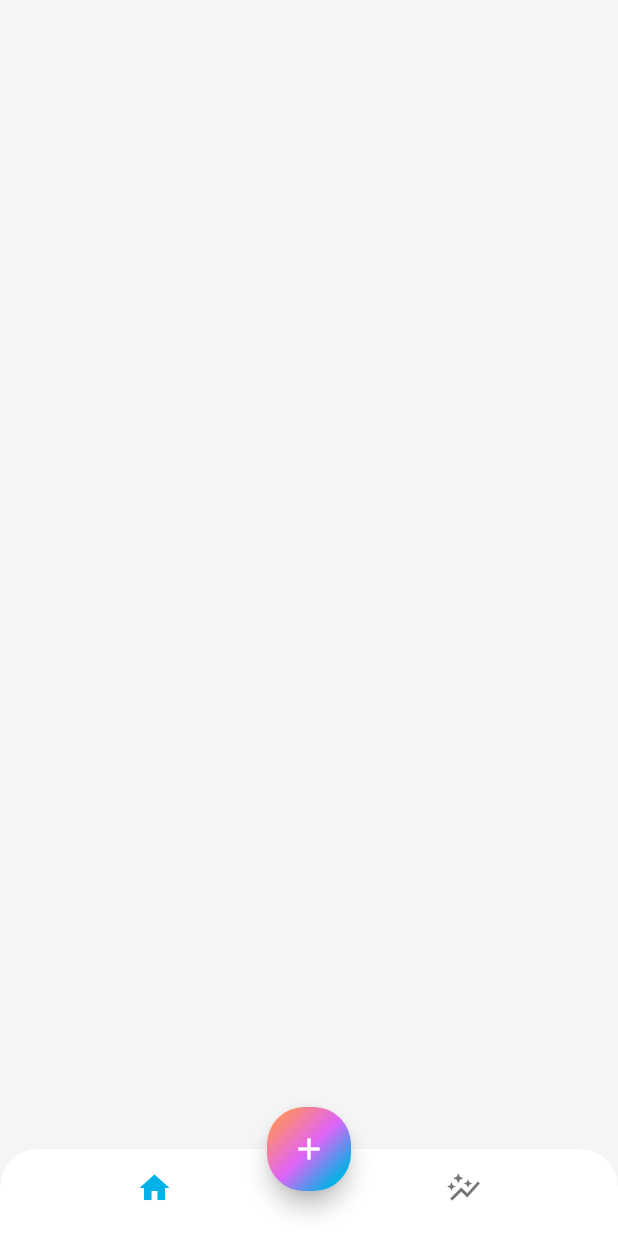
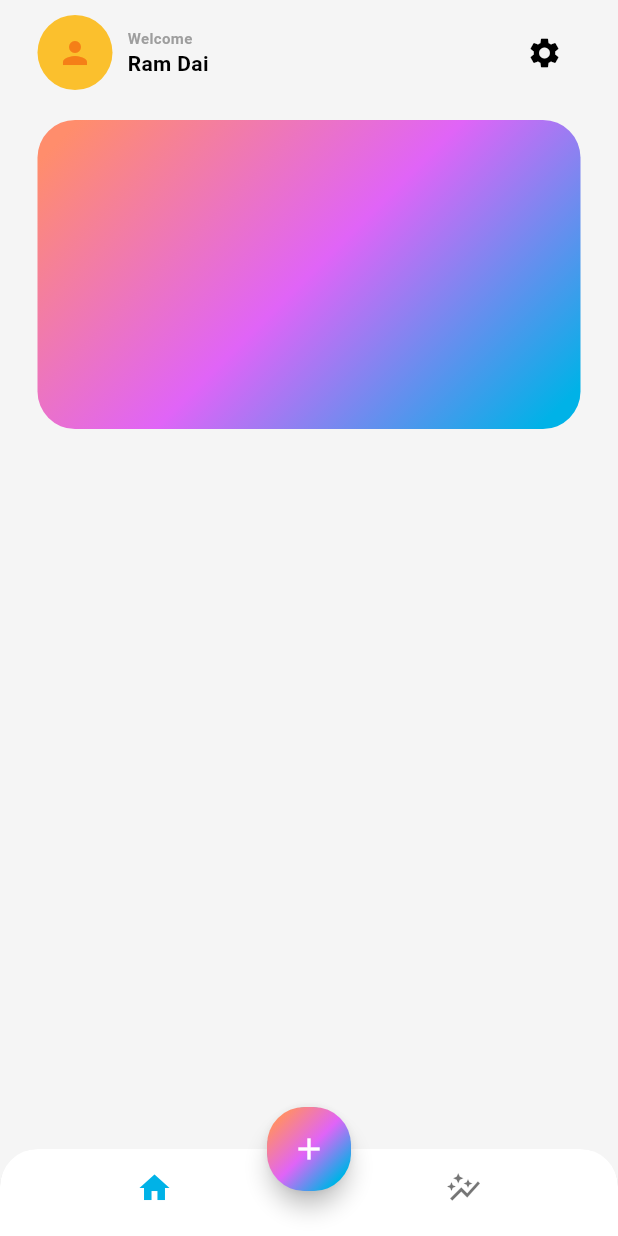
Before and after one commit to 4bhisheksharma/khutruke-app, a Flutter app: the screen it shows after launch, on a phone screen of 412 x 824 dp. Run offline on Flutter 3.47's test engine with Material 3 defaults, Android fonts, the phone set to English and light mode, and no system bars.

Commit message:
UI: add MainScreen widget and update HomeScreen layout

```diff
--- a/lib/app_view.dart
+++ b/lib/app_view.dart
@@ -16,6 +16,7 @@ class MyAppView extends StatelessWidget {
           primary: Color(0xFF00B2E7),
           secondary: Color(0xFFE064F7),
           tertiary: Color(0xFFFF8D6C),
+          outline: Colors.grey,
         ),
       ),
       home: HomeScreen(),
--- a/lib/screens/home/views/home_screen.dart
+++ b/lib/screens/home/views/home_screen.dart
@@ -1,5 +1,7 @@
 import 'package:flutter/material.dart';
 import 'dart:math';
+
+import 'package:khutruke/screens/home/views/main_screen.dart';
 
 class HomeScreen extends StatelessWidget {
   const HomeScreen({super.key});
@@ -7,7 +9,7 @@ class HomeScreen extends StatelessWidget {
   @override
   Widget build(BuildContext context) {
     return Scaffold(
-      appBar: AppBar(),
+      // appBar: AppBar(),
       bottomNavigationBar: ClipRRect(
         borderRadius: BorderRadius.vertical(top: Radius.circular(25)),
         child: BottomNavigationBar(
@@ -45,6 +47,7 @@ class HomeScreen extends StatelessWidget {
           child: Icon(Icons.add),
         ),
       ),
+      body: MainScreen(),
     );
   }
 }
--- /dev/null
+++ b/lib/screens/home/views/main_screen.dart
@@ -0,0 +1,86 @@
+import 'dart:math';
+
+import 'package:flutter/material.dart';
+
+class MainScreen extends StatelessWidget {
+  const MainScreen({super.key});
+
+  @override
+  Widget build(BuildContext context) {
+    return SafeArea(
+      child: Padding(
+        padding: const EdgeInsets.symmetric(horizontal: 25, vertical: 10),
+        child: Column(
+          children: [
+            Row(
+              mainAxisAlignment: MainAxisAlignment.spaceBetween,
+              children: [
+                Row(
+                  children: [
+                    Stack(
+                      alignment: Alignment.center,
+                      children: [
+                        Container(
+                          width: 50,
+                          height: 50,
+                          decoration: BoxDecoration(
+                            shape: BoxShape.circle,
+                            color: Colors.yellow[700],
+                          ),
+                        ),
+                        Icon(Icons.person, color: Colors.yellow[900]),
+                      ],
+                    ),
+                    SizedBox(height: 8),
+                    Padding(
+                      padding: const EdgeInsets.only(left: 10),
+                      child: Column(
+                        crossAxisAlignment: CrossAxisAlignment.start,
+                        children: [
+                          Text(
+                            "Welcome",
+                            style: TextStyle(
+                              fontSize: 10,
+                              fontWeight: FontWeight.w600,
+                              color: Theme.of(context).colorScheme.outline,
+                            ),
+                          ),
+                          Text(
+                            "Ram Dai",
+                            style: TextStyle(
+                              fontSize: 14,
+                              fontWeight: FontWeight.bold,
+                              color: Theme.of(context).colorScheme.onSurface,
+                            ),
+                          ),
+                        ],
+                      ),
+                    ),
+                  ],
+                ),
+                IconButton(onPressed: () {}, icon: Icon(Icons.settings)),
+              ],
+            ),
+            SizedBox(height: 20),
+
+            Container(
+              width: MediaQuery.of(context).size.width,
+              height: MediaQuery.of(context).size.width / 2,
+              decoration: BoxDecoration(
+                gradient: LinearGradient(
+                  colors: [
+                    Theme.of(context).colorScheme.tertiary,
+                    Theme.of(context).colorScheme.secondary,
+                    Theme.of(context).colorScheme.primary,
+                  ],
+                  transform: GradientRotation(pi / 4),
+                ),
+                borderRadius: BorderRadius.circular(25),
+              ),
+            ),
+          ],
+        ),
+      ),
+    );
+  }
+}
```
